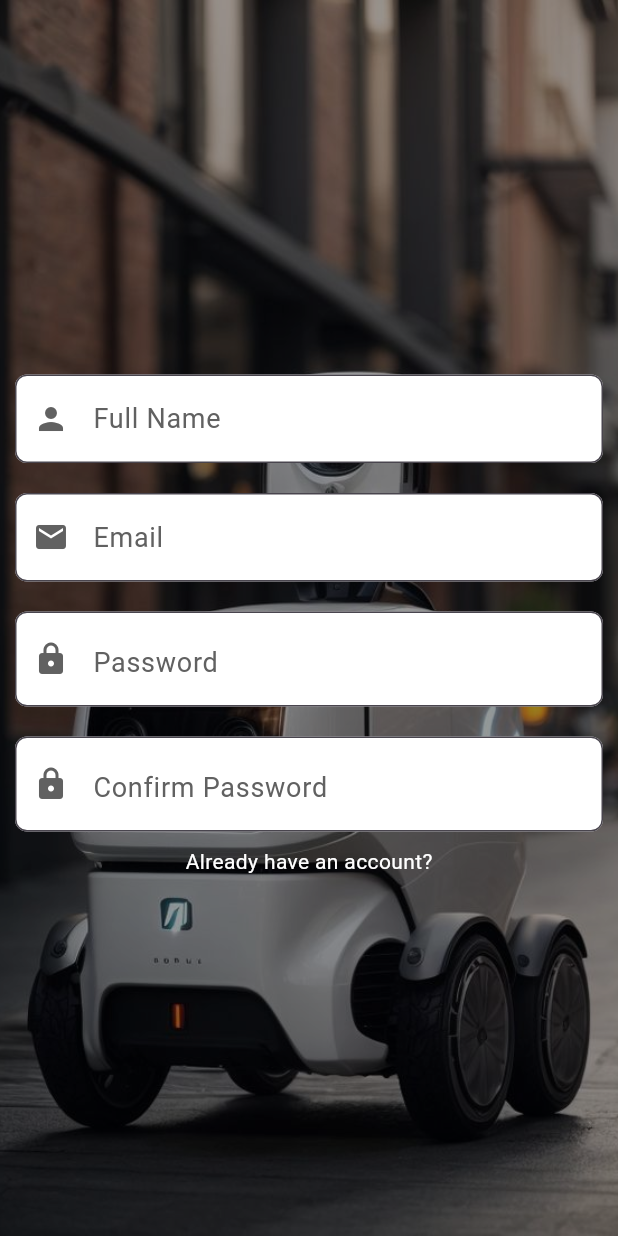
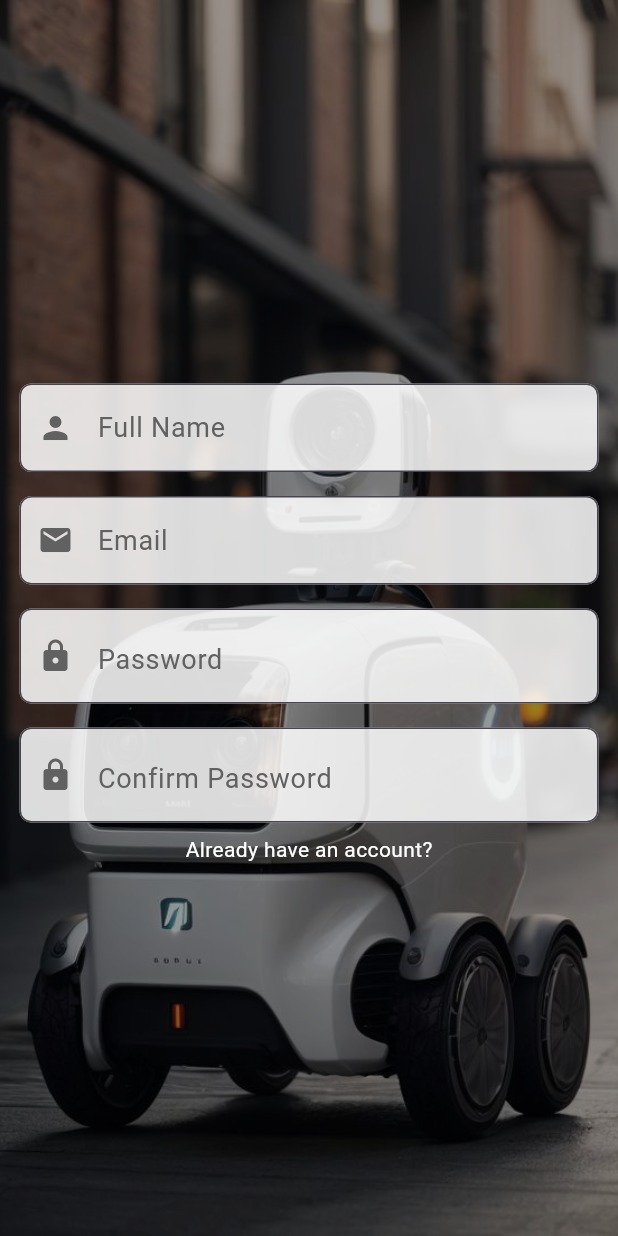
Before and after one commit to Ali-Hadi-Saker/Scout-AI-Flutter, a Flutter app: the screen it shows after launch, on a phone screen of 412 x 824 dp. Run offline on Flutter 3.47's test engine with Material 3 defaults, Android fonts, the light colour scheme and no system bars.

Commit message:
added opacity for input field

```diff
--- a/scout_ai/lib/screens/register.dart
+++ b/scout_ai/lib/screens/register.dart
@@ -33,7 +33,9 @@ class _RegisterScreenState extends State<RegisterScreen> {
 
               color: Colors.black.withOpacity(0.4),
             ),
-            Column(
+            Padding(
+              padding: const EdgeInsets.all(5.0),
+              child: Column(
               mainAxisAlignment: MainAxisAlignment.center,
               crossAxisAlignment: CrossAxisAlignment.center,
               children: [
@@ -61,6 +63,7 @@ class _RegisterScreenState extends State<RegisterScreen> {
                   style: TextStyle(color: Colors.white),)]
 
                         ),
+            ),
           ]
         ),
 
--- a/scout_ai/lib/widgets/inputField.dart
+++ b/scout_ai/lib/widgets/inputField.dart
@@ -15,14 +15,14 @@ class InputField extends StatelessWidget {
   @override
   Widget build(BuildContext context) {
     return Padding(
-      padding: const EdgeInsets.all(10.0),
+      padding: const EdgeInsets.all(8.0),
       child: TextField(
         obscureText: obscureText,
         controller: controller,
         decoration: InputDecoration(
           suffix: obscureText == true? Icon(Icons.remove_red_eye):null,
             filled: true,
-            fillColor: Colors.white,
+            fillColor: Colors.white.withOpacity(0.85),
             border: OutlineInputBorder(borderRadius: BorderRadius.circular(8)),
             hintText: hintText,
             hintStyle: TextStyle(color: Colors.grey[700], fontSize: 18),
```
Lines whose indentation alone changed are shown as unchanged.
